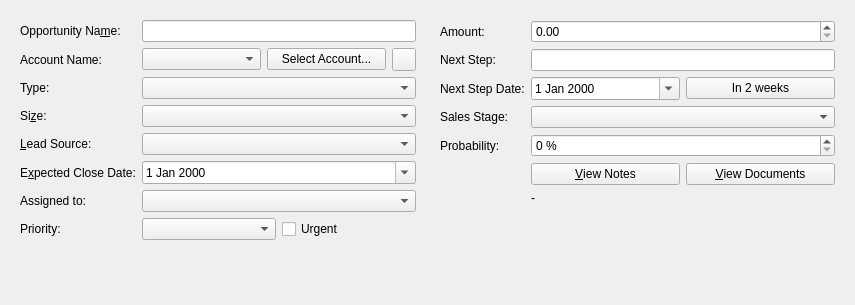
This is client/src/details/opportunitydetails.ui in KDAB/FatCRM as Qt 5 draws it before an edit. The edited form follows.
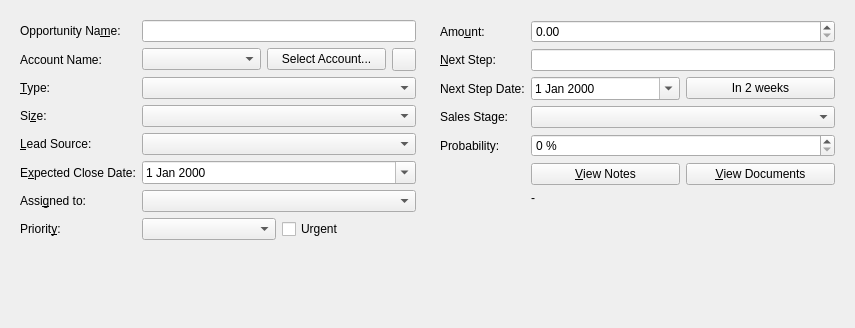
This is the edited form. Icons and pictures are not drawn. Custom widgets are drawn as their Qt base class.

Commit message: Enable clear button on "Next Step" line edit

What changed in the file:
```diff
--- a/client/src/details/opportunitydetails.ui
+++ b/client/src/details/opportunitydetails.ui
@@ -7,7 +7,7 @@
     <x>0</x>
     <y>0</y>
     <width>855</width>
-    <height>305</height>
+    <height>328</height>
    </rect>
   </property>
   <property name="windowTitle">
@@ -65,7 +65,7 @@
       <item row="2" column="0">
        <widget class="QLabel" name="label_3">
         <property name="text">
-         <string>Type:</string>
+         <string>&amp;Type:</string>
         </property>
         <property name="buddy">
          <cstring>opportunity_type</cstring>
@@ -108,7 +108,7 @@
       <item row="6" column="0">
        <widget class="QLabel" name="label_7">
         <property name="text">
-         <string>Assigned to:</string>
+         <string>Assi&amp;gned to:</string>
         </property>
         <property name="buddy">
          <cstring>assigned_user_id</cstring>
@@ -135,7 +135,7 @@
       <item row="7" column="0">
        <widget class="QLabel" name="label_5">
         <property name="text">
-         <string>Priority:</string>
+         <string>Priorit&amp;y:</string>
         </property>
         <property name="buddy">
          <cstring>opportunityPriority</cstring>
@@ -164,7 +164,7 @@
       <item row="0" column="0">
        <widget class="QLabel" name="label_9">
         <property name="text">
-         <string>Amount:</string>
+         <string>Amo&amp;unt:</string>
         </property>
         <property name="buddy">
          <cstring>amount</cstring>
@@ -181,7 +181,7 @@
       <item row="1" column="0">
        <widget class="QLabel" name="label_11">
         <property name="text">
-         <string>Next Step:</string>
+         <string>&amp;Next Step:</string>
         </property>
         <property name="buddy">
          <cstring>next_step</cstring>
```
Left out of the diff: 6 changed lines with no effect on the pictures.
